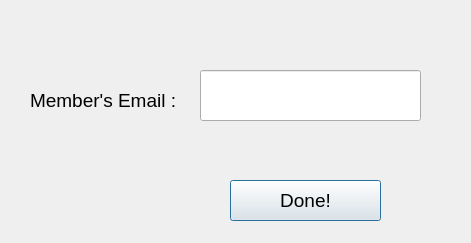
This is MainWindowApp/newmemberinorgan.ui in TheYoungOldtimer/ApProject1 as Qt 5 draws it before an edit. The edited form follows.
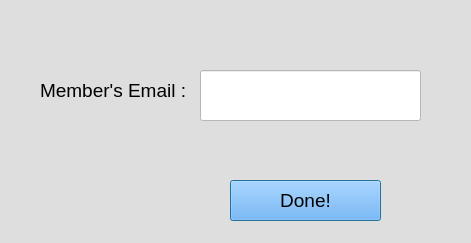
This is the edited form.

Diff of the .ui file:
```diff
--- a/MainWindowApp/newmemberinorgan.ui
+++ b/MainWindowApp/newmemberinorgan.ui
@@ -13,11 +13,15 @@
   <property name="windowTitle">
    <string>Dialog</string>
   </property>
+  <property name="styleSheet">
+   <string notr="true">background-color: rgb(222, 222, 222);
+color: rgb(0, 0, 0);</string>
+  </property>
   <widget class="QLabel" name="label">
    <property name="geometry">
     <rect>
-     <x>30</x>
-     <y>80</y>
+     <x>40</x>
+     <y>70</y>
      <width>151</width>
      <height>41</height>
     </rect>
@@ -35,9 +39,9 @@
    <property name="geometry">
     <rect>
      <x>186</x>
-     <y>140</y>
+     <y>129</y>
      <width>241</width>
-     <height>20</height>
+     <height>31</height>
     </rect>
    </property>
    <property name="font">
@@ -45,9 +49,15 @@
      <pointsize>12</pointsize>
     </font>
    </property>
+   <property name="styleSheet">
+    <string notr="true">color: rgb(255, 0, 0);</string>
+   </property>
    <property name="text">
     <string/>
    </property>
+   <property name="alignment">
+    <set>Qt::AlignCenter</set>
+   </property>
   </widget>
   <widget class="QPushButton" name="pushButton">
    <property name="geometry">
@@ -63,6 +73,13 @@
      <pointsize>14</pointsize>
     </font>
    </property>
+   <property name="cursor">
+    <cursorShape>PointingHandCursor</cursorShape>
+   </property>
+   <property name="styleSheet">
+    <string notr="true">background-color: rgb(0, 170, 255);
+background-color: rgb(85, 170, 255);</string>
+   </property>
    <property name="text">
     <string>Done!</string>
    </property>
@@ -76,6 +93,9 @@
      <height>51</height>
     </rect>
    </property>
+   <property name="styleSheet">
+    <string notr="true">background-color: rgb(255, 255, 255);</string>
+   </property>
   </widget>
  </widget>
  <resources/>
```
